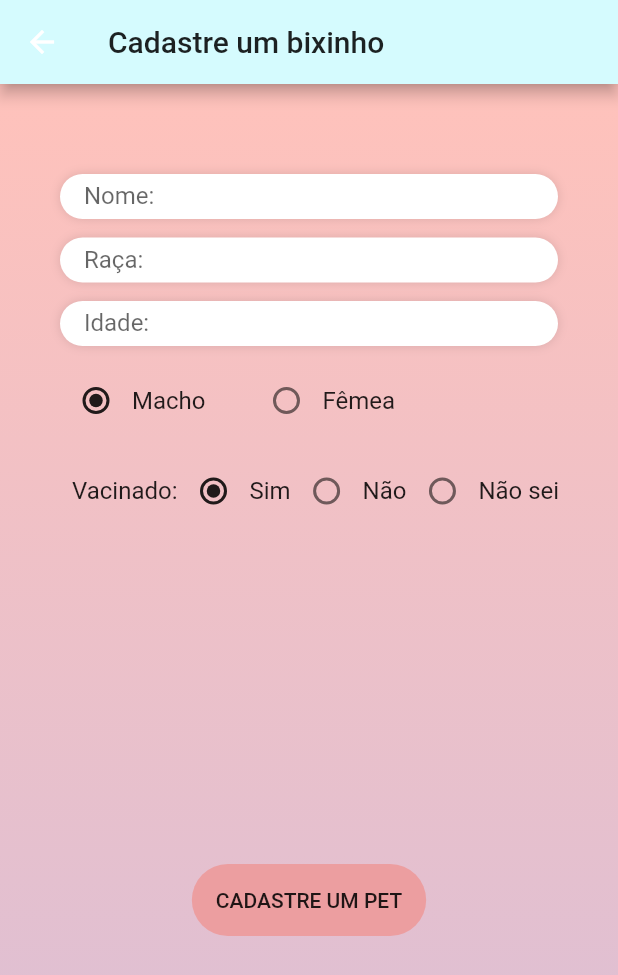
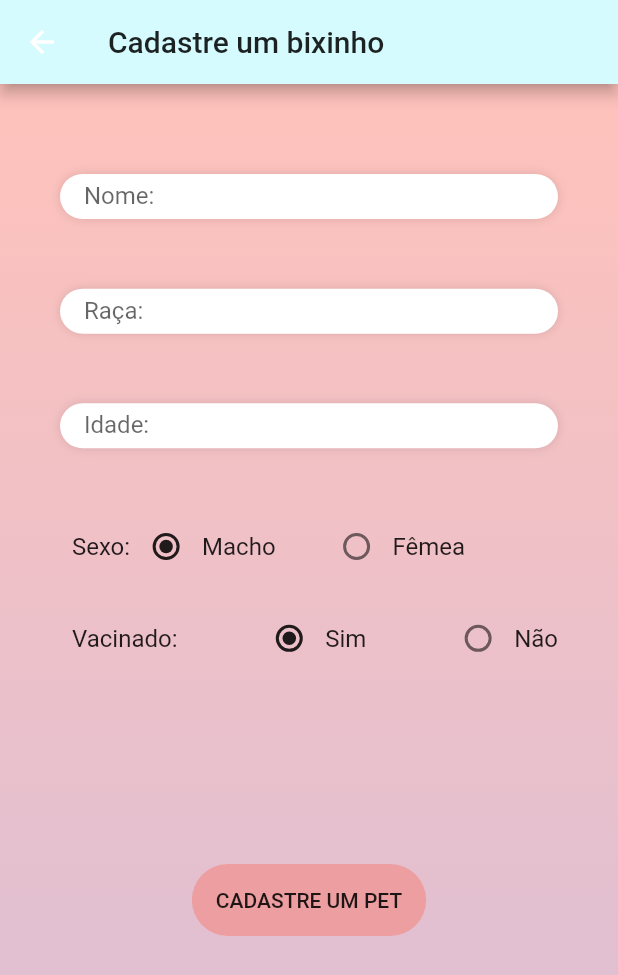
Before and after one commit to OSF-Development/pata-aqui-mobile, a Flutter app: the CadPet screen opened directly, on a phone screen of 412 x 824 dp. Shown: the top 975 px of the screen. Run offline on Flutter 3.47's test engine with Material 2 defaults, Android fonts, the phone set to English and light mode, and no system bars.

Commit message:
fix: cad_pet page forms

```diff
--- a/lib/pages/cad_pet.dart
+++ b/lib/pages/cad_pet.dart
@@ -62,10 +62,26 @@ class _CadPetState extends State<CadPet> {
     return Column(
       children: <Widget>[
         buildInputContainer(context, 'Nome:'),
+        SizedBox(
+          height: 20,
+        ),
         buildInputContainer(context, 'Raça:'),
+        SizedBox(
+          height: 20,
+        ),
         buildInputContainer(context, 'Idade:'),
+        SizedBox(
+          height: 15,
+        ),
         Row(
           children: [
+            Padding(
+              padding: EdgeInsets.only(left: 8),
+              child: Text(
+                'Sexo:',
+                style: TextStyle(fontSize: 16),
+              ),
+            ),
             buildRadioGender(
               'Macho',
               PetGender.male,
@@ -97,14 +113,10 @@ class _CadPetState extends State<CadPet> {
               'Não',
               Vaccinated.no,
             ),
-            buildRadioVaccinated(
-              'Não sei',
-              Vaccinated.iDontKnow,
-            ),
           ],
         ),
         SizedBox(
-          height: 200,
+          height: 100,
         ),
         FormButton(
           30,
```
